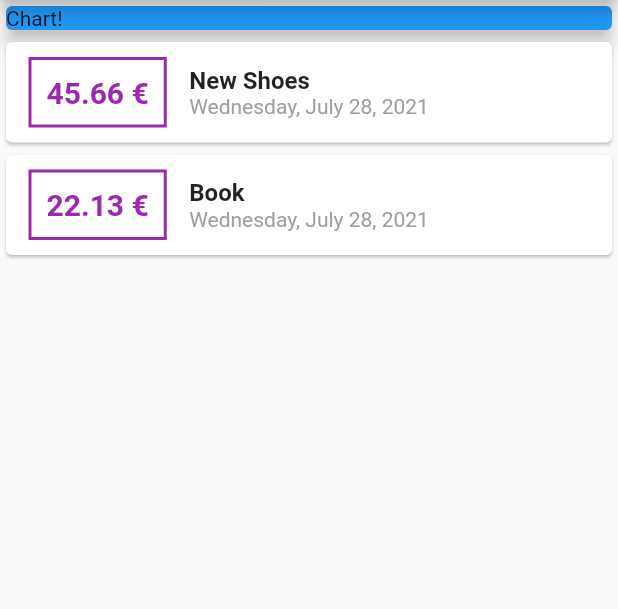
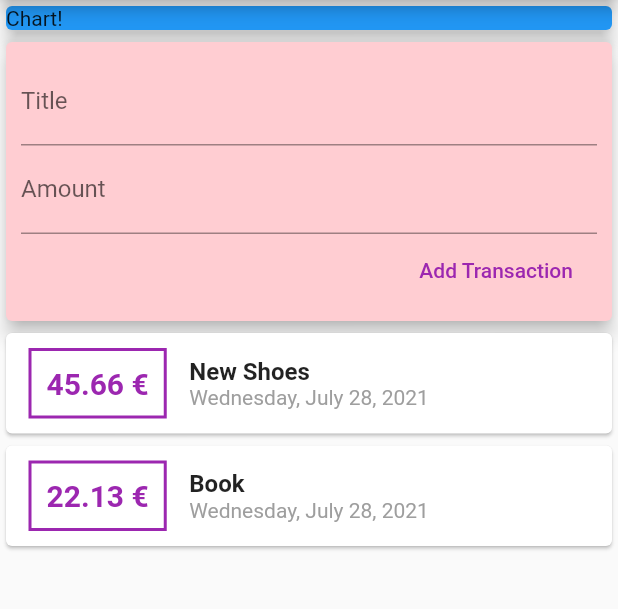
Before and after one commit to DavidCastelloBatet/expenses_control_f223, a Flutter app: the screen it shows after launch, on a phone screen of 412 x 824 dp, the part 84-693 px from its top. Run offline on Flutter 3.47's test engine with Material 2 defaults, Android fonts, the phone set to English and light mode, and no system bars.

Commit message:
84 Adding Text Input Widgets (TextField)

```diff
--- a/lib/main.dart
+++ b/lib/main.dart
@@ -50,6 +50,30 @@ class MyHomePage extends StatelessWidget {
               child: Container(
                 width: double.infinity,
                 child: Text('Chart!'),
+              ),
+            ),
+            Card(
+              color: Colors.red[100],
+              elevation: 5,
+              child: Padding(
+                padding: EdgeInsets.all(10),
+                child: Column(
+                  crossAxisAlignment: CrossAxisAlignment.end,
+                  children: <Widget>[
+                    TextField(
+                      decoration: InputDecoration(labelText: 'Title'),
+                    ),
+                    TextField(
+                      decoration: InputDecoration(labelText: 'Amount'),
+                    ),
+                    // ignore: deprecated_member_use
+                    FlatButton(
+                      onPressed: () {},
+                      child: Text('Add Transaction'),
+                      textColor: Colors.purple,
+                    ),
+                  ],
+                ),
               ),
             ),
             Column(
```
